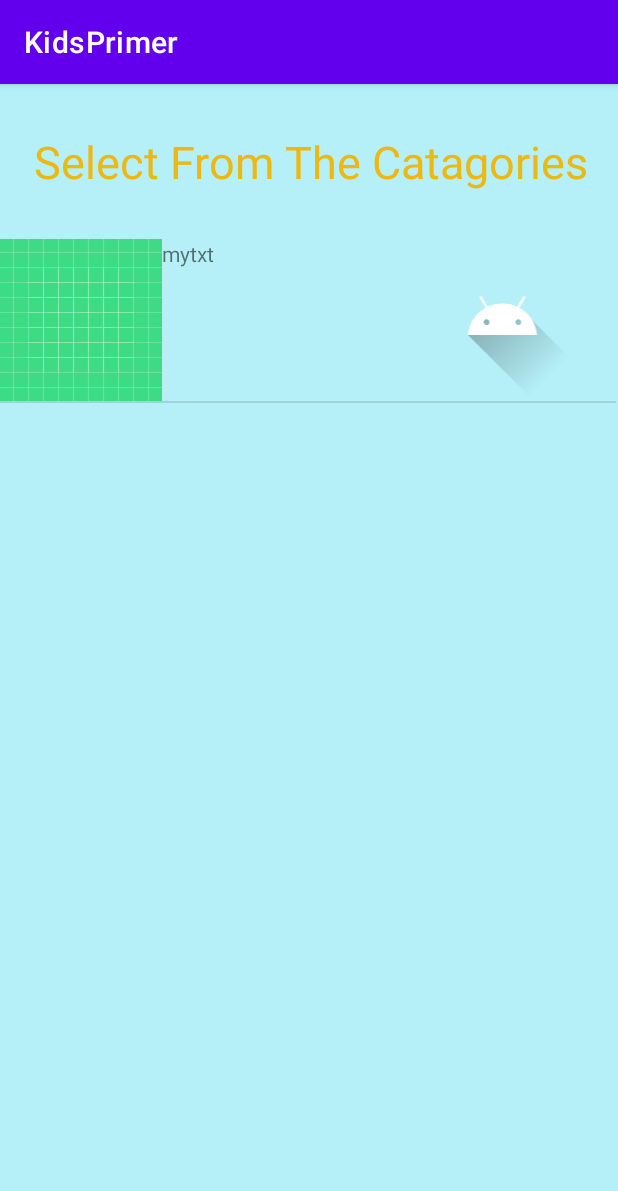
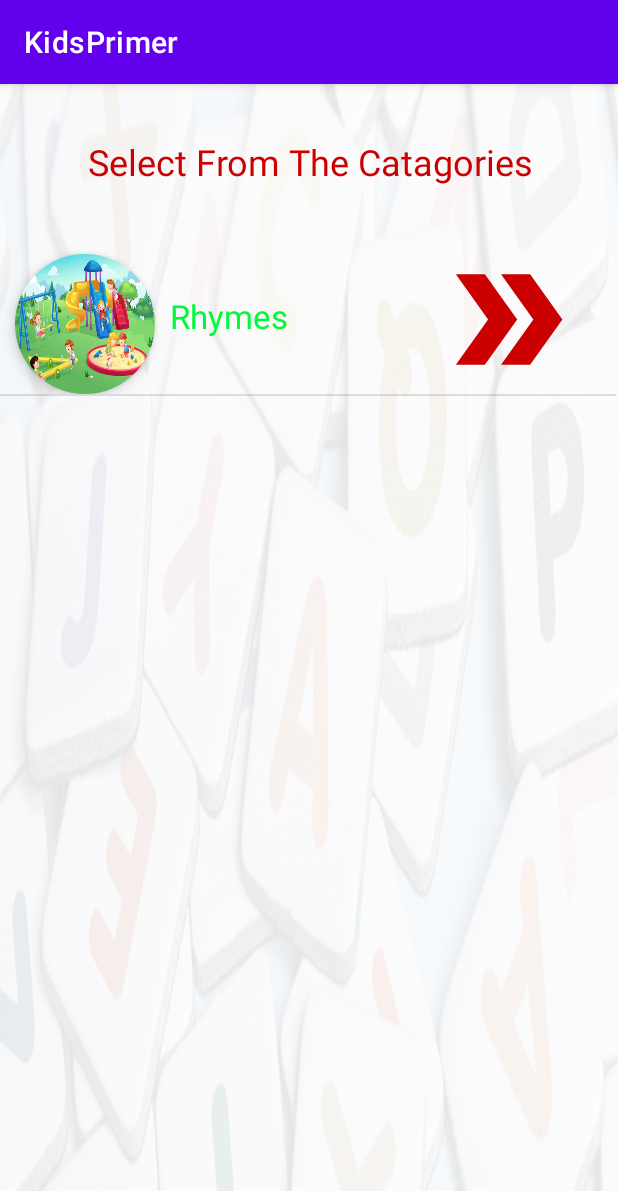
Before and after one commit to iqrasarwar/KidsPrimer, an Android app: the Catogries screen opened directly, with no data from a screen before it, on a phone screen of 412 x 824 dp. Shown: the top 1191 px of the screen. Run offline under Robolectric (Android 15) with nearby library versions, the light colour scheme and no system bars.

Commit message:
activity catagory set

```diff
--- a/app/src/main/java/com/example/kidsprimer/CatagConfig.java
+++ b/app/src/main/java/com/example/kidsprimer/CatagConfig.java
@@ -4,6 +4,7 @@ import android.content.Context;
 import android.view.LayoutInflater;
 import android.view.View;
 import android.view.ViewGroup;
+import android.view.animation.AnimationUtils;
 import android.widget.ArrayAdapter;
 import android.widget.ImageView;
 import android.widget.TextView;
@@ -31,6 +32,8 @@ public class CatagConfig extends ArrayAdapter<CatagList>
         txt.setText(ctg.getTxt());
         img.setImageResource(ctg.getImg());
         arrow.setImageResource(ctg.getArrow());
+        arrow.startAnimation(AnimationUtils.loadAnimation(getContext().getApplicationContext(),
+                R.anim.move));
         return convertView;
     }
 }
--- a/app/src/main/java/com/example/kidsprimer/Catogries.java
+++ b/app/src/main/java/com/example/kidsprimer/Catogries.java
@@ -15,7 +15,8 @@ public class Catogries extends AppCompatActivity {
         setContentView(R.layout.activity_catogries);
         listview = findViewById(R.id.CatagoriesList);
         ArrayList<CatagList> arraylist = new ArrayList<CatagList>();
-        arraylist.add(new CatagList(R.drawable.ic_launcher_background,"mytxt",R.drawable.ic_launcher_foreground));
+        arraylist.add(new CatagList(R.drawable.rhymes,"Rhymes",
+                R.drawable.ic_baseline_double_arrow_24));
         CatagConfig list = new CatagConfig(this,0,arraylist);
         listview.setAdapter(list);
     }
--- a/app/src/main/java/com/example/kidsprimer/MainActivity.java
+++ b/app/src/main/java/com/example/kidsprimer/MainActivity.java
@@ -24,7 +24,7 @@ public class MainActivity extends AppCompatActivity {
         lern.setOnClickListener(new View.OnClickListener() {
             @Override
             public void onClick(View view) {
-                Intent intent = new Intent(MainActivity.this,ScrollList.class);
+                Intent intent = new Intent(MainActivity.this,Catogries.class);
                 startActivity(intent);
             }
         });
--- /dev/null
+++ b/app/src/main/res/anim/move.xml
@@ -0,0 +1,15 @@
+<?xml version="1.0" encoding="utf-8"?>
+<set xmlns:android="http://schemas.android.com/apk/res/android"
+    android:fillAfter="true">
+    <translate xmlns:android="http://schemas.android.com/apk/res/android"
+        android:duration="100"
+        android:fromXDelta="0.5"
+        android:fromYDelta="0.5"
+        android:toXDelta="3.0"
+        android:toYDelta="3.0"
+        android:repeatCount="infinite"
+        android:fillAfter="true"
+        android:repeatMode="reverse"
+        android:pivotX="50%"
+        android:pivotY="50%" />
+</set>
--- /dev/null
+++ b/app/src/main/res/drawable/ic_baseline_double_arrow_24.xml
@@ -0,0 +1,6 @@
+<vector android:height="24dp" android:tint="#CC0000"
+    android:viewportHeight="24" android:viewportWidth="24"
+    android:width="24dp" xmlns:android="http://schemas.android.com/apk/res/android">
+    <path android:fillColor="@android:color/white" android:pathData="M15.5,5l-4.5,0l5,7l-5,7l4.5,0l5,-7z"/>
+    <path android:fillColor="@android:color/white" android:pathData="M8.5,5l-4.5,0l5,7l-5,7l4.5,0l5,-7z"/>
+</vector>
--- a/app/src/main/res/layout/activity_catogries.xml
+++ b/app/src/main/res/layout/activity_catogries.xml
@@ -4,7 +4,7 @@
     xmlns:tools="http://schemas.android.com/tools"
     android:layout_width="match_parent"
     android:layout_height="match_parent"
-    android:background="#B5F0F8"
+    android:background="@drawable/bg"
     tools:context=".Catogries">
 
 
@@ -14,8 +14,8 @@
         android:layout_height="103dp"
         android:gravity="center"
         android:text="@string/SelectCatagories"
-        android:textColor="#F3EFB505"
-        android:textSize="30sp"
+        android:textColor="@android:color/holo_red_dark"
+        android:textSize="24sp"
         app:layout_constraintEnd_toEndOf="parent"
         app:layout_constraintStart_toStartOf="parent"
         app:layout_constraintTop_toTopOf="parent" />
--- a/app/src/main/res/layout/activity_main.xml
+++ b/app/src/main/res/layout/activity_main.xml
@@ -31,11 +31,11 @@
 
             <com.google.android.material.imageview.ShapeableImageView
                 android:id="@+id/img_launcher_icon"
-                android:layout_width="231dp"
-                android:layout_height="132dp"
+                android:layout_width="150dp"
+                android:layout_height="135dp"
                 android:layout_centerHorizontal="true"
                 android:adjustViewBounds="true"
-                android:background="@android:color/transparent"
+                android:background="@android:color/holo_red_dark"
                 android:elevation="5dp"
                 android:scaleType="fitXY"
                 android:src="@drawable/learn"
@@ -56,11 +56,12 @@
 
             <com.google.android.material.imageview.ShapeableImageView
                 android:id="@+id/img_launcher_icon1"
-                android:layout_width="231dp"
-                android:layout_height="132dp"
+
+                android:layout_width="150dp"
+                android:layout_height="135dp"
                 android:layout_centerHorizontal="true"
                 android:adjustViewBounds="true"
-                android:background="@android:color/transparent"
+                android:background="@android:color/holo_red_dark"
                 android:elevation="5dp"
                 android:scaleType="fitXY"
                 android:src="@drawable/test"
@@ -81,11 +82,11 @@
 
             <com.google.android.material.imageview.ShapeableImageView
                 android:id="@+id/img_launcher_icon2"
-                android:layout_width="231dp"
-                android:layout_height="132dp"
+                android:layout_width="150dp"
+                android:layout_height="135dp"
                 android:layout_centerHorizontal="true"
                 android:adjustViewBounds="true"
-                android:background="@android:color/transparent"
+                android:background="@android:color/holo_red_dark"
                 android:elevation="5dp"
                 android:scaleType="fitXY"
                 android:src="@drawable/code"
--- a/app/src/main/res/layout/list_view_for_catagories.xml
+++ b/app/src/main/res/layout/list_view_for_catagories.xml
@@ -3,22 +3,35 @@
     xmlns:app="http://schemas.android.com/apk/res-auto"
     xmlns:tools="http://schemas.android.com/tools"
     android:layout_width="match_parent"
-    android:layout_height="match_parent">
+    android:layout_height="match_parent"
+    android:layout_gravity="center">
 
-    <ImageView
+    <com.google.android.material.imageview.ShapeableImageView
         android:id="@+id/imageView3"
-        android:layout_width="wrap_content"
-        android:layout_height="wrap_content"
+        android:layout_width="140px"
+        android:layout_height="140px"
+        android:layout_centerHorizontal="true"
+        android:layout_margin="10dp"
+        android:adjustViewBounds="true"
+        android:background="@android:color/holo_red_dark"
+        android:elevation="5dp"
+        android:scaleType="fitXY"
         app:layout_constraintEnd_toStartOf="@+id/textView44"
         app:layout_constraintStart_toStartOf="parent"
         app:layout_constraintTop_toTopOf="parent"
+        app:shapeAppearance="?attr/actionButtonStyle"
+        app:shapeAppearanceOverlay="@style/imageViewRounded"
+        app:strokeColor="@android:color/white"
         tools:srcCompat="@tools:sample/avatars" />
 
     <TextView
         android:id="@+id/textView44"
         android:layout_width="0dp"
         android:layout_height="0dp"
+        android:gravity="left|center_vertical"
         android:text="TextView"
+        android:textColor="@color/cyan"
+        android:textSize="22sp"
         app:layout_constraintBottom_toBottomOf="@+id/imageView3"
         app:layout_constraintEnd_toStartOf="@+id/imageView5"
         app:layout_constraintStart_toEndOf="@+id/imageView3"
--- a/app/src/main/res/values/styles.xml
+++ b/app/src/main/res/values/styles.xml
@@ -3,6 +3,6 @@
 
     <style name="imageViewRounded">
         <item name="cornerFamily">rounded</item>
-        <item name="cornerSize">76%</item>
+        <item name="cornerSize">50%</item>
     </style>
 </resources>
```
Also changed, not shown: app/src/main/res/drawable/rhymes.jpg (added).
